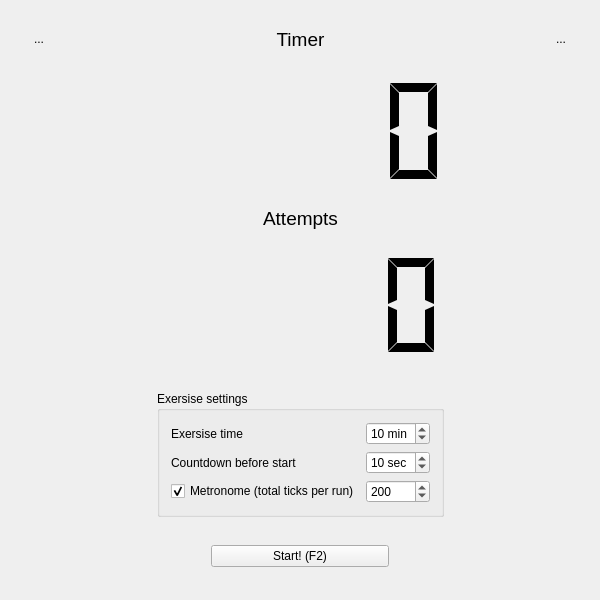
Above: src/ui/MainWindow.ui from antongus/kettlebell-timer before the change. Below: the same form after it.
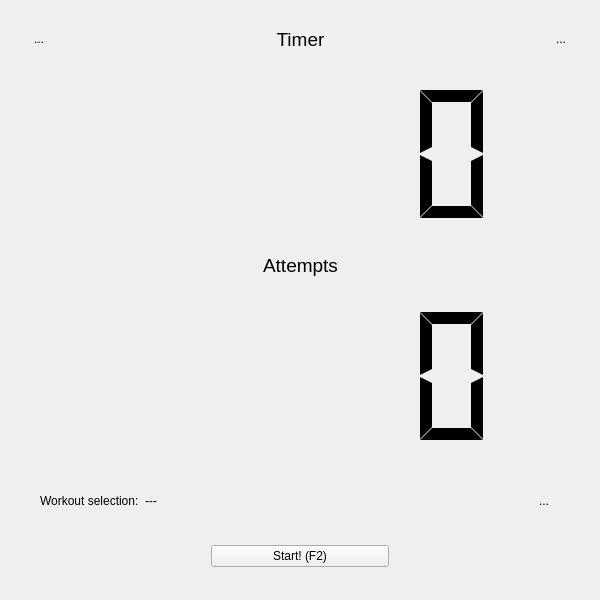
That is the form after the change. Icons and pictures are not drawn.

Commit message: add button to call workout editor

The edit to the form file:
```diff
--- a/src/ui/MainWindow.ui
+++ b/src/ui/MainWindow.ui
@@ -323,87 +323,14 @@
        </item>
        <item>
         <widget class="QWidget" name="widget_2" native="true">
-         <layout class="QHBoxLayout" name="horizontalLayout_3">
-          <item>
-           <spacer name="horizontalSpacer_6">
-            <property name="orientation">
-             <enum>Qt::Horizontal</enum>
-            </property>
-            <property name="sizeHint" stdset="0">
-             <size>
-              <width>0</width>
-              <height>0</height>
-             </size>
-            </property>
-           </spacer>
-          </item>
-          <item>
-           <widget class="QGroupBox" name="groupBox">
-            <property name="title">
-             <string>Exersise settings</string>
-            </property>
-            <layout class="QGridLayout" name="gridLayout" columnminimumwidth="0,64">
-             <item row="0" column="0">
-              <widget class="QLabel" name="label_2">
-               <property name="text">
-                <string>Exersise time</string>
-               </property>
-              </widget>
-             </item>
-             <item row="1" column="0">
-              <widget class="QLabel" name="label_3">
-               <property name="text">
-                <string>Countdown before start</string>
-               </property>
-              </widget>
-             </item>
-             <item row="1" column="1">
-              <widget class="QSpinBox" name="sbCountdown">
-               <property name="suffix">
-                <string> sec</string>
-               </property>
-               <property name="value">
-                <number>10</number>
-               </property>
-              </widget>
-             </item>
-             <item row="2" column="1">
-              <widget class="QSpinBox" name="sbMetronom">
-               <property name="maximum">
-                <number>999</number>
-               </property>
-               <property name="value">
-                <number>200</number>
-               </property>
-              </widget>
-             </item>
-             <item row="2" column="0">
-              <widget class="QCheckBox" name="cbMetronom">
-               <property name="text">
-                <string>Metronome (total ticks per run)</string>
-               </property>
-               <property name="checked">
-                <bool>true</bool>
-               </property>
-              </widget>
-             </item>
-             <item row="0" column="1">
-              <widget class="QSpinBox" name="sbRunTime">
-               <property name="suffix">
-                <string> min</string>
-               </property>
-               <property name="minimum">
-                <number>1</number>
-               </property>
-               <property name="value">
-                <number>10</number>
-               </property>
-              </widget>
-             </item>
-            </layout>
-           </widget>
-          </item>
-          <item>
+         <layout class="QGridLayout" name="gridLayout_2" columnstretch="0,0,3,0">
+          <property name="leftMargin">
+           <number>18</number>
+          </property>
+          <property name="rightMargin">
+           <number>18</number>
+          </property>
+          <item row="1" column="3">
            <spacer name="horizontalSpacer_7">
             <property name="orientation">
              <enum>Qt::Horizontal</enum>
@@ -416,6 +343,62 @@
             </property>
            </spacer>
           </item>
+          <item row="1" column="1">
+           <spacer name="horizontalSpacer_6">
+            <property name="orientation">
+             <enum>Qt::Horizontal</enum>
+            </property>
+            <property name="sizeHint" stdset="0">
+             <size>
+              <width>0</width>
+              <height>0</height>
+             </size>
+            </property>
+           </spacer>
+          </item>
+          <item row="0" column="1">
+           <widget class="QLabel" name="label">
+            <property name="text">
+             <string>Workout selection:</string>
+            </property>
+           </widget>
+          </item>
+          <item row="0" column="3">
+           <widget class="QToolButton" name="tbEditWorkouts">
+            <property name="minimumSize">
+             <size>
+              <width>32</width>
+              <height>32</height>
+             </size>
+            </property>
+            <property name="toolTip">
+             <string>Select workout...</string>
+            </property>
+            <property name="text">
+             <string>...</string>
+            </property>
+            <property name="icon">
+             <iconset resource="../../res/resource.qrc">
+              <normaloff>:/icons/archive.svg</normaloff>:/icons/archive.svg</iconset>
+            </property>
+            <property name="iconSize">
+             <size>
+              <width>32</width>
+              <height>32</height>
+             </size>
+            </property>
+            <property name="autoRaise">
+             <bool>true</bool>
+            </property>
+           </widget>
+          </item>
+          <item row="0" column="2">
+           <widget class="QLabel" name="labelSelectedWorkout">
+            <property name="text">
+             <string>---</string>
+            </property>
+           </widget>
+          </item>
          </layout>
         </widget>
        </item>
```
Left out of the diff: 4 changed lines with no effect on the pictures. The commit also changes 2 other files.
